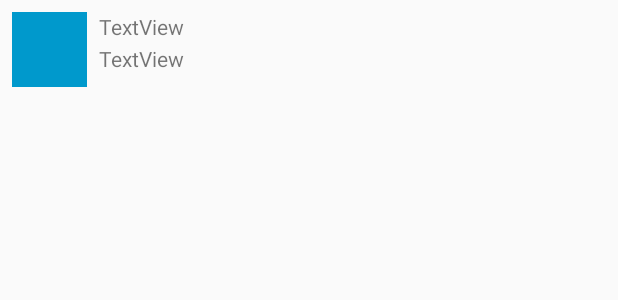
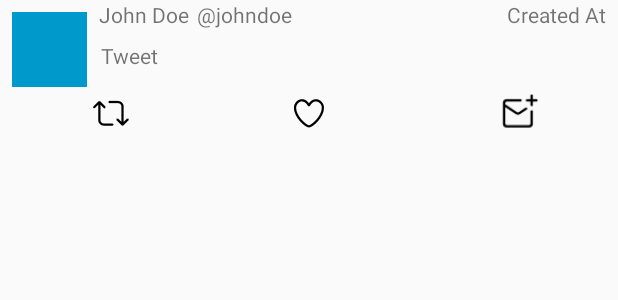
Before and after one commit to genenartey3/TwitterMini, an Android app: the layout item_tweet.xml on its own in the app's theme, with its tools: preview values and no code run, on a phone screen of 412 x 824 dp. Shown: the top 300 px of the screen. Run offline under Robolectric (Android 15) with nearby library versions, the phone set to English and light mode, and no system bars.

Commit message:
new featuresgit add .

```diff
--- a/app/src/main/java/com/codepath/apps/restclienttemplate/EndlessRecyclerViewScrollListener.java
+++ b/app/src/main/java/com/codepath/apps/restclienttemplate/EndlessRecyclerViewScrollListener.java
@@ -11,7 +11,7 @@ public abstract class EndlessRecyclerViewScrollListener extends RecyclerView.OnS
     private int visibleThreshold = 5;
     // The current offset index of data you have loaded
     private int currentPage = 0;
-    // The total number of items in the dataset after the last load
+    // The total number of items in the data set after the last load
     private int previousTotalItemCount = 0;
     // True if we are still waiting for the last set of data to load.
     private boolean loading = true;
--- a/app/src/main/java/com/codepath/apps/restclienttemplate/TimelineActivity.java
+++ b/app/src/main/java/com/codepath/apps/restclienttemplate/TimelineActivity.java
@@ -55,9 +55,11 @@ public class TimelineActivity extends AppCompatActivity {
         swipeContainer.setOnRefreshListener(new SwipeRefreshLayout.OnRefreshListener() {
             @Override
             public void onRefresh() {
+                swipeContainer.setRefreshing(true);
                 tweetAdapter.clear();
                 tweets.clear();
                 populateTimeline(0);
+                swipeContainer.setRefreshing(false);
             }
         });
 
--- a/app/src/main/res/layout/activity_compose.xml
+++ b/app/src/main/res/layout/activity_compose.xml
@@ -18,6 +18,7 @@
         android:inputType="textPersonName"
         android:maxLength="280"
         app:layout_constraintEnd_toStartOf="@+id/btnSend"
+        app:layout_constraintHorizontal_bias="0.0"
         app:layout_constraintStart_toStartOf="parent"
         app:layout_constraintTop_toTopOf="parent" />
 
@@ -25,7 +26,7 @@
         android:id="@+id/tvTextCounter"
         android:layout_width="match_parent"
         android:layout_height="wrap_content"
-        android:layout_marginStart="8dp"
+        android:layout_marginStart="16dp"
         android:layout_marginTop="8dp"
         android:layout_marginEnd="8dp"
         app:exceededTextColor="#FF0000"
@@ -35,13 +36,16 @@
         app:maxCharacters="280" />
 
 m
+
     <Button
         android:id="@+id/btnSend"
         android:layout_width="wrap_content"
         android:layout_height="wrap_content"
         android:layout_marginTop="32dp"
         android:layout_marginEnd="8dp"
+        android:background="#FFFFFF"
         android:text="Tweet"
+        android:textColor="#ff1da1f2"
         app:layout_constraintEnd_toEndOf="parent"
         app:layout_constraintTop_toTopOf="parent" />
 
--- a/app/src/main/res/layout/item_tweet.xml
+++ b/app/src/main/res/layout/item_tweet.xml
@@ -20,20 +20,83 @@
         android:layout_width="wrap_content"
         android:layout_height="wrap_content"
         android:layout_marginStart="8dp"
-        android:text="TextView"
+        android:text="John Doe"
+        app:layout_constraintBottom_toTopOf="@+id/tvBody"
         app:layout_constraintStart_toEndOf="@+id/ivProfileImage"
-        app:layout_constraintTop_toTopOf="@+id/ivProfileImage" />
+        app:layout_constraintTop_toTopOf="parent" />
 
     <TextView
         android:id="@+id/tvBody"
+        android:layout_width="336dp"
+        android:layout_height="0dp"
+        android:layout_marginStart="8dp"
+        android:layout_marginTop="8dp"
+        android:layout_marginEnd="8dp"
+        android:autoLink="all"
+        android:linksClickable="true"
+        android:text="Tweet"
+        app:layout_constraintEnd_toEndOf="parent"
+        app:layout_constraintHorizontal_bias="0.5"
+        app:layout_constraintStart_toEndOf="@+id/ivProfileImage"
+        app:layout_constraintTop_toBottomOf="@+id/tvUsername" />
+
+    <ImageView
+        android:id="@+id/imageView"
         android:layout_width="0dp"
         android:layout_height="wrap_content"
         android:layout_marginStart="8dp"
-        android:layout_marginEnd="8dp"
+        android:layout_marginTop="16dp"
         android:layout_marginBottom="8dp"
-        android:text="TextView"
+        app:layout_constraintBottom_toBottomOf="parent"
+        app:layout_constraintEnd_toStartOf="@+id/imageView2"
+        app:layout_constraintHorizontal_bias="0.5"
+        app:layout_constraintStart_toEndOf="@+id/ivProfileImage"
+        app:layout_constraintStart_toStartOf="parent"
+        app:layout_constraintTop_toBottomOf="@+id/tvBody"
+        app:srcCompat="@drawable/ic_vector_retweet_stroke" />
+
+    <ImageView
+        android:id="@+id/imageView2"
+        android:layout_width="0dp"
+        android:layout_height="24dp"
+        android:layout_marginTop="16dp"
+        android:layout_marginBottom="8dp"
+        app:layout_constraintBottom_toBottomOf="parent"
+        app:layout_constraintEnd_toStartOf="@+id/imageView3"
+        app:layout_constraintHorizontal_bias="0.5"
+        app:layout_constraintStart_toEndOf="@+id/imageView"
+        app:layout_constraintTop_toBottomOf="@+id/tvBody"
+        app:srcCompat="@drawable/ic_vector_heart_stroke" />
+
+    <ImageView
+        android:id="@+id/imageView3"
+        android:layout_width="0dp"
+        android:layout_height="25dp"
+        android:layout_marginStart="8dp"
+        android:layout_marginTop="16dp"
+        android:layout_marginBottom="8dp"
         app:layout_constraintBottom_toBottomOf="parent"
         app:layout_constraintEnd_toEndOf="parent"
-        app:layout_constraintStart_toEndOf="@+id/ivProfileImage"
-        app:layout_constraintTop_toBottomOf="@+id/tvUsername" />
+        app:layout_constraintHorizontal_bias="0.5"
+        app:layout_constraintStart_toEndOf="@+id/imageView2"
+        app:layout_constraintTop_toBottomOf="@+id/tvBody"
+        app:srcCompat="@drawable/ic_vector_compose_dm" />
+
+    <TextView
+        android:id="@+id/tvCreatedAt"
+        android:layout_width="wrap_content"
+        android:layout_height="wrap_content"
+        android:layout_marginEnd="8dp"
+        android:text="Created At"
+        app:layout_constraintEnd_toEndOf="parent" />
+
+    <TextView
+        android:id="@+id/tvTag"
+        android:layout_width="wrap_content"
+        android:layout_height="wrap_content"
+        android:layout_marginStart="5dp"
+        android:text="@johndoe"
+        app:layout_constraintStart_toEndOf="@+id/tvUsername"
+        tools:layout_editor_absoluteY="-1dp" />
+
 </android.support.constraint.ConstraintLayout>
--- a/app/src/main/res/values/styles.xml
+++ b/app/src/main/res/values/styles.xml
@@ -10,6 +10,7 @@
 
     <!-- Application theme. -->
     <style name="AppTheme" parent="AppBaseTheme">
+        <item name="colorPrimary">#ff1da1f2</item>
         <!-- All customizations that are NOT specific to a particular API-level can go here. -->
     </style>
 
```
Also changed, not shown: app/src/main/java/com/codepath/apps/restclienttemplate/ComposeActivity.java (+8 -2 lines), app/src/main/java/com/codepath/apps/restclienttemplate/TweetAdapter.java (+30 -0 lines), app/src/main/res/layout/activity_timeline.xml (+4 -3 lines), app/src/main/res/drawable-hdpi/ic_vector_compose_dm.png (added), app/src/main/res/drawable-hdpi/ic_vector_heart_stroke.png (added), app/src/main/res/drawable-hdpi/ic_vector_retweet.png (added), app/src/main/res/drawable-hdpi/ic_vector_retweet_stroke.png (added), app/src/main/res/drawable-hdpi/vector_compose_shortcut.png (added), 193 other files.
